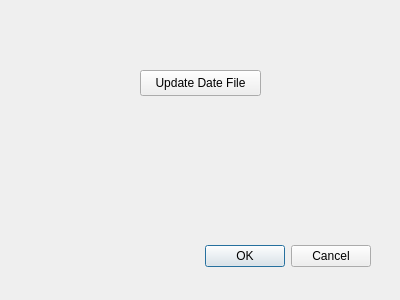
First picture: the form in settingsdlg.ui, repository SSHeRun/LearningWayOfEmbededSystem, before the edit.
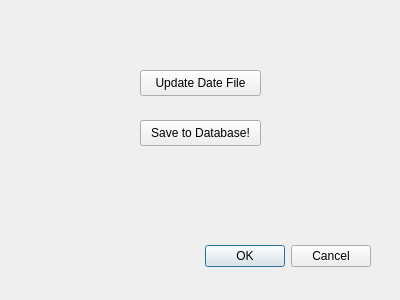
Second picture: the form after the edit.

The edit to the form file:
```diff
--- a/settingsdlg.ui
+++ b/settingsdlg.ui
@@ -42,6 +42,19 @@
     <string>Update Date File</string>
    </property>
   </widget>
+  <widget class="QPushButton" name="pushButton_2">
+   <property name="geometry">
+    <rect>
+     <x>140</x>
+     <y>120</y>
+     <width>121</width>
+     <height>26</height>
+    </rect>
+   </property>
+   <property name="text">
+    <string>Save to Database!</string>
+   </property>
+  </widget>
  </widget>
  <resources/>
  <connections>
```
